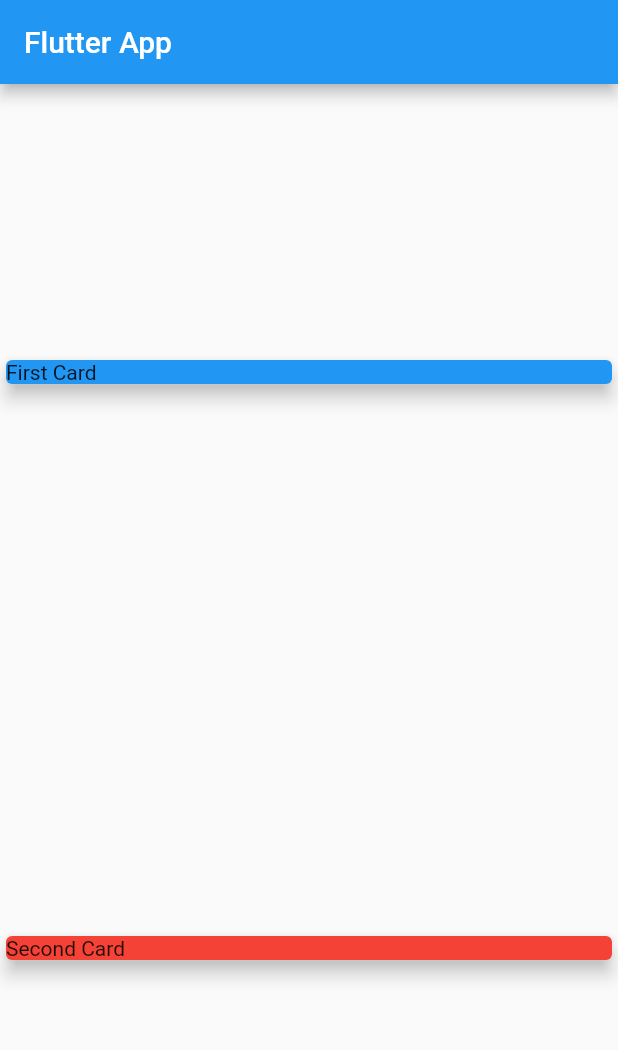
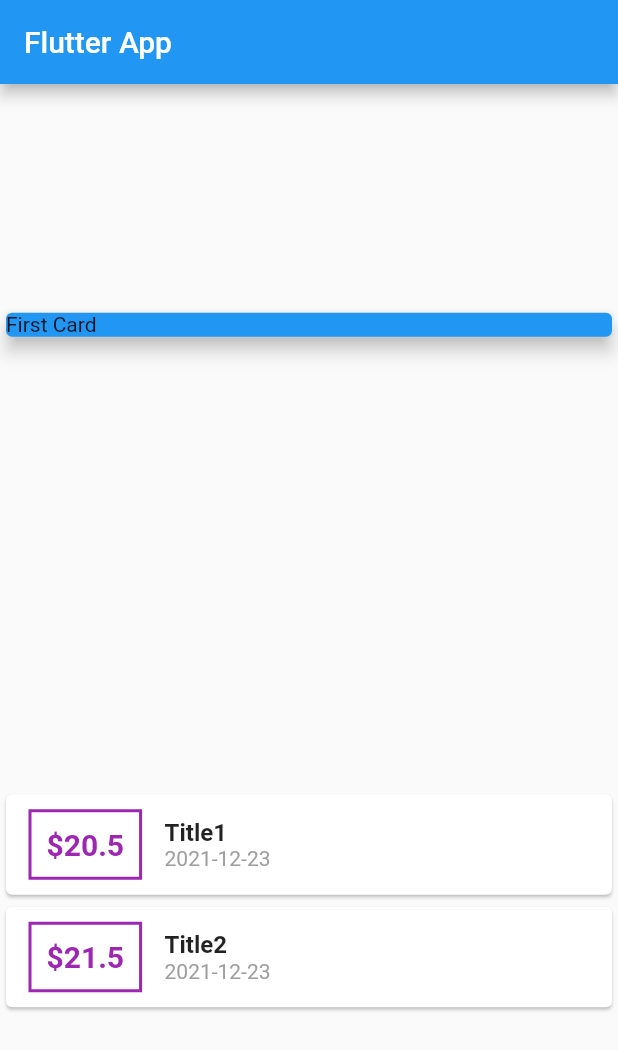
Before and after one commit to dhairya-lakhera/my-flutter-app2, a Flutter app: the screen it shows after launch, on a phone screen of 412 x 824 dp. Shown: the top 1050 px of the screen. Run offline on Flutter 3.47's test engine with Material 2 defaults, Android fonts, the phone set to English and light mode, and no system bars.

Commit message:
82 Installing External packages and formating dates
Installing packages -
1. go onto pub.dev and search the packages
2. for example search 'intl' package and copy 'intl ^0.0.0' and put it in pubspec.yaml
3. Save the file. Vscode will automatically load dependencies on saving the file.

Formating dates-
1. intl is date formating package.
2. import 'package:intl/intl.dart'
3. DateFormat('yyyy-MM-dd').dateObject

```diff
--- a/lib/main.dart
+++ b/lib/main.dart
@@ -1,4 +1,5 @@
 import 'package:flutter/material.dart';
+import 'package:intl/intl.dart';
 
 import './transaction.dart';
 
@@ -48,11 +49,55 @@ class MyHomePage extends StatelessWidget {
                 color: Colors.blue,
               ),
             ),
-            Card(
-              child: Text('Second Card'),
-              elevation: 5,
-              color: Colors.red,
-            ),
+            Column(
+              children: transactions.map((tx) {
+                return Card(
+                  child: Row(
+                    children: [
+                      Container(
+                        margin: EdgeInsets.symmetric(
+                          horizontal: 15,
+                          vertical: 10,
+                        ),
+                        decoration: BoxDecoration(
+                          border: Border.all(
+                            color: Colors.purple,
+                            width: 2,
+                          ),
+                        ),
+                        padding: EdgeInsets.all(10),
+                        child: Text(
+                          '\$' + tx.amount.toString(),
+                          style: TextStyle(
+                            fontSize: 20,
+                            fontWeight: FontWeight.bold,
+                            color: Colors.purple,
+                          ),
+                        ),
+                      ),
+                      Column(
+                        crossAxisAlignment: CrossAxisAlignment.start,
+                        children: [
+                          Text(
+                            tx.title,
+                            style: TextStyle(
+                              fontSize: 16,
+                              fontWeight: FontWeight.bold,
+                            ),
+                          ),
+                          Text(
+                            DateFormat('yyyy-MM-dd').format(tx.date),
+                            style: TextStyle(
+                              color: Colors.grey,
+                            ),
+                          )
+                        ],
+                      )
+                    ],
+                  ),
+                );
+              }).toList(),
+            )
           ],
         ));
   }
--- a/pubspec.yaml
+++ b/pubspec.yaml
@@ -32,6 +32,7 @@ dependencies:
 dev_dependencies:
   flutter_test:
     sdk: flutter
+  intl: ^0.17.0
 
 # For information on the generic Dart part of this file, see the
 # following page: https://dart.dev/tools/pub/pubspec
```
Also changed, not shown: pubspec.lock.
